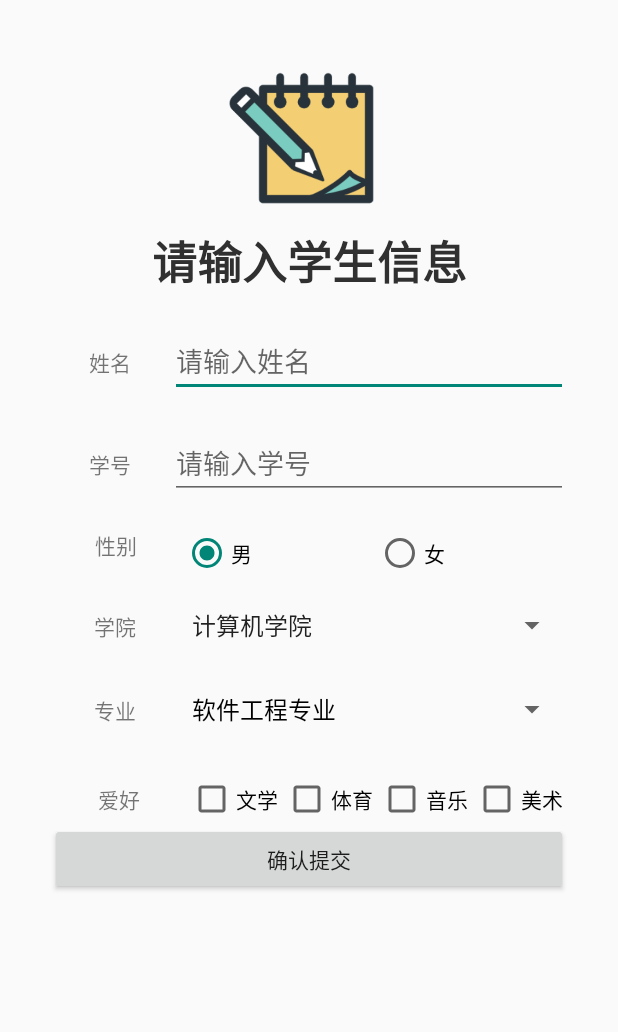
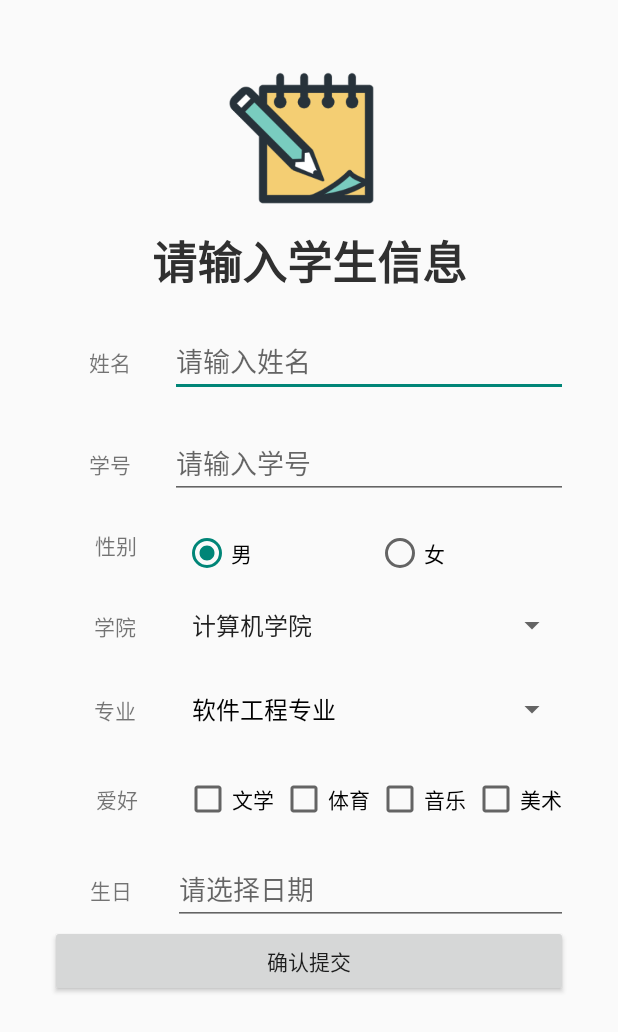
Before and after one commit to Honeylemonade/StudentMgr, an Android app: the StudentActivity screen opened directly, with no data from a screen before it, on a phone screen of 412 x 824 dp. Shown: the top 1032 px of the screen. Run offline under Robolectric (Android 15) with nearby library versions, the phone set to English and light mode, and no system bars.

Commit message:
2020年3月17日14:07:43

```diff
--- a/app/src/main/res/layout/activity_student.xml
+++ b/app/src/main/res/layout/activity_student.xml
@@ -173,7 +173,7 @@
                 android:id="@+id/textView15"
                 android:layout_width="match_parent"
                 android:layout_height="wrap_content"
-                android:layout_weight="0.9"
+                android:layout_weight="0.91"
                 android:gravity="center"
                 android:text="爱好" />
 
@@ -207,11 +207,38 @@
 
         </LinearLayout>
 
+        <LinearLayout
+            android:layout_width="match_parent"
+            android:layout_height="wrap_content"
+            android:layout_marginTop="20sp"
+            android:orientation="horizontal">
+
+            <TextView
+                android:id="@+id/textView20"
+                android:layout_width="wrap_content"
+                android:layout_height="wrap_content"
+                android:layout_weight="1.1"
+                android:gravity="center"
+                android:text="生日" />
+
+            <EditText
+                android:id="@+id/editText6"
+                android:layout_width="wrap_content"
+                android:layout_height="wrap_content"
+                android:layout_weight="1"
+                android:ems="10"
+                android:hint="请选择日期"
+                android:inputType="date"
+                android:onClick="showDatePicker" />
+
+        </LinearLayout>
+
         <Button
             android:id="@+id/button"
             android:layout_width="match_parent"
             android:layout_height="wrap_content"
             android:onClick="submitHadler"
             android:text="确认提交" />
+
     </LinearLayout>
 </androidx.constraintlayout.widget.ConstraintLayout>
```
Also changed, not shown: app/src/main/java/com/example/studentmgr/MainActivity.java (+35 -24 lines), app/src/main/java/com/example/studentmgr/StudentActivity.java (+35 -3 lines), app/src/main/java/com/example/studentmgr/adpater/StudentAdapter.java (+8 -1 lines), app/src/main/java/com/example/studentmgr/dao/StudentDaoImpl.java (+6 -4 lines), app/src/main/java/com/example/studentmgr/entity/Student.java (+12 -1 lines), app/src/main/java/com/example/studentmgr/util/DatePickerFragment.java (added, +41 -0 lines), app/src/main/res/layout/activity_main.xml (+4 -16 lines), app/src/main/res/menu/menu.xml (added, +17 -0 lines), app/src/main/res/menu/menu_item.xml (deleted, +0 -16 lines), app/src/main/res/values/strings.xml (+4 -3 lines), app/src/main/res/drawable/duigou.png (added).
